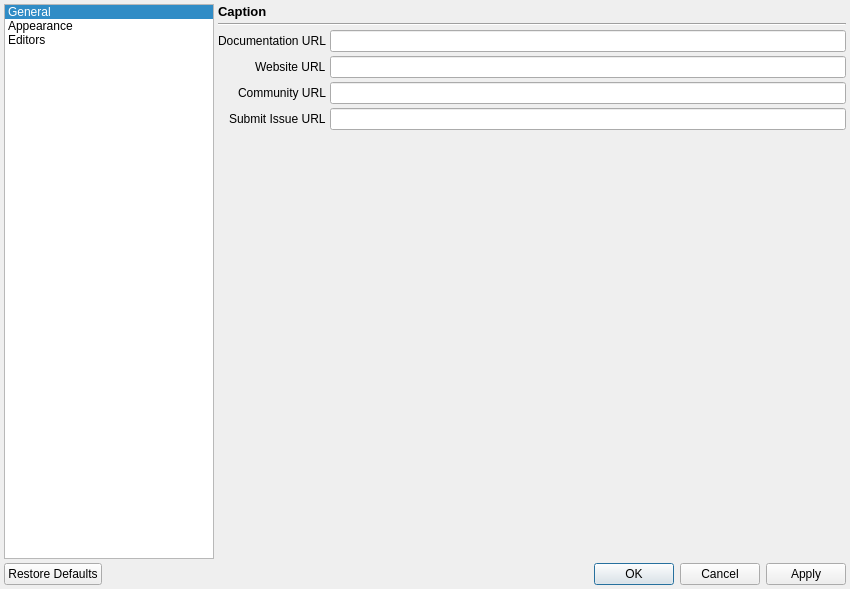
Above: Dialogs/PreferencesDialog.ui from enigma-dev/RadialGM before the change. Below: the same form after it.
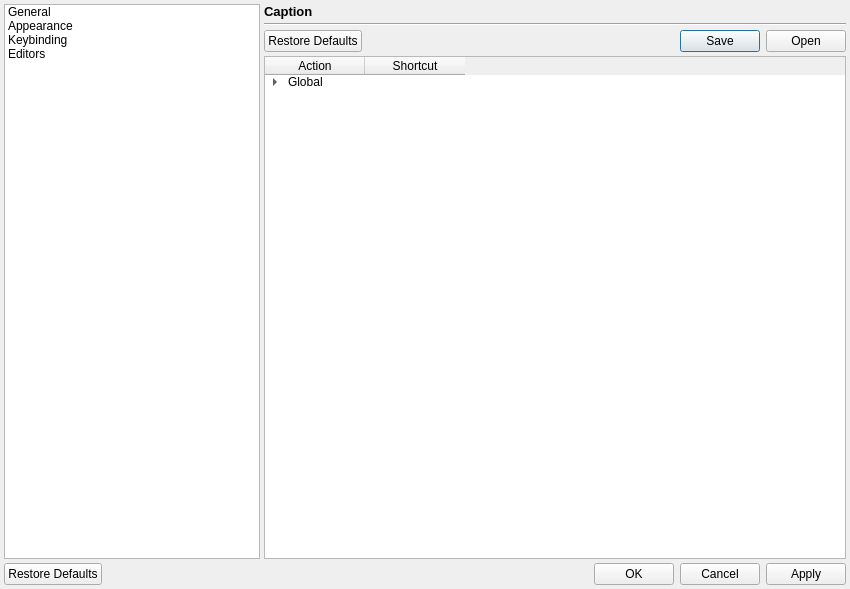
That is the form after the change. Icons and pictures are not drawn.

Commit message:
Keybinding Preferences (#137)
Use reflection to generate keybinding contexts.
Undone: apply the preferences to individual contexts (e.g, in dialog init/load)

```diff
--- a/Dialogs/PreferencesDialog.ui
+++ b/Dialogs/PreferencesDialog.ui
@@ -34,7 +34,7 @@
     <number>4</number>
    </property>
    <item>
-    <layout class="QHBoxLayout" name="horizontalLayout" stretch="1,3">
+    <layout class="QHBoxLayout" name="horizontalLayout" stretch="0,1">
      <property name="spacing">
       <number>4</number>
      </property>
@@ -68,7 +68,7 @@
         <bool>false</bool>
        </property>
        <property name="currentRow">
-        <number>0</number>
+        <number>-1</number>
        </property>
        <item>
         <property name="text">
@@ -80,6 +80,11 @@
          <string>Appearance</string>
         </property>
        </item>
+       <item>
+        <property name="text">
+         <string>Keybinding</string>
+        </property>
+       </item>
        <item>
         <property name="text">
          <string>Editors</string>
@@ -128,7 +133,7 @@
           <enum>QFrame::NoFrame</enum>
          </property>
          <property name="currentIndex">
-          <number>0</number>
+          <number>2</number>
          </property>
          <widget class="QWidget" name="generalPage">
           <layout class="QFormLayout" name="formLayout_2">
@@ -257,6 +262,178 @@
            </item>
           </layout>
          </widget>
+         <widget class="QWidget" name="keybindingPage">
+          <layout class="QHBoxLayout" name="horizontalLayout_2" stretch="0">
+           <property name="spacing">
+            <number>4</number>
+           </property>
+           <property name="leftMargin">
+            <number>0</number>
+           </property>
+           <property name="topMargin">
+            <number>0</number>
+           </property>
+           <property name="rightMargin">
+            <number>0</number>
+           </property>
+           <property name="bottomMargin">
+            <number>0</number>
+           </property>
+           <item>
+            <layout class="QVBoxLayout" name="verticalLayout_3">
+             <property name="spacing">
+              <number>4</number>
+             </property>
+             <item>
+              <widget class="QDialogButtonBox" name="keybindingButtons">
+               <property name="standardButtons">
+                <set>QDialogButtonBox::Open|QDialogButtonBox::RestoreDefaults|QDialogButtonBox::Save</set>
+               </property>
+              </widget>
+             </item>
+             <item>
+              <widget class="QTreeWidget" name="keybindingTree">
+               <property name="focusPolicy">
+                <enum>Qt::StrongFocus</enum>
+               </property>
+               <property name="alternatingRowColors">
+                <bool>true</bool>
+               </property>
+               <property name="selectionMode">
+                <enum>QAbstractItemView::SingleSelection</enum>
+               </property>
+               <property name="selectionBehavior">
+                <enum>QAbstractItemView::SelectItems</enum>
+               </property>
+               <property name="textElideMode">
+                <enum>Qt::ElideRight</enum>
+               </property>
+               <property name="indentation">
+                <number>20</number>
+               </property>
+               <property name="rootIsDecorated">
+                <bool>true</bool>
+               </property>
+               <property name="uniformRowHeights">
+                <bool>false</bool>
+               </property>
+               <property name="itemsExpandable">
+                <bool>true</bool>
+               </property>
+               <property name="animated">
+                <bool>false</bool>
+               </property>
+               <property name="allColumnsShowFocus">
+                <bool>false</bool>
+               </property>
+               <property name="headerHidden">
+                <bool>false</bool>
+               </property>
+               <attribute name="headerVisible">
+                <bool>true</bool>
+               </attribute>
+               <attribute name="headerCascadingSectionResizes">
+                <bool>true</bool>
+               </attribute>
+               <attribute name="headerDefaultSectionSize">
+                <number>100</number>
+               </attribute>
+               <attribute name="headerStretchLastSection">
+                <bool>false</bool>
+               </attribute>
+               <column>
+                <property name="text">
+                 <string>Action</string>
+                </property>
+                <property name="textAlignment">
+                 <set>AlignCenter</set>
+                </property>
+               </column>
+               <column>
+                <property name="text">
+                 <string>Shortcut</string>
+                </property>
+                <property name="textAlignment">
+                 <set>AlignCenter</set>
+                </property>
+               </column>
+               <item>
+                <property name="text">
+                 <string>Global</string>
+                </property>
+                <property name="textAlignment">
+                 <set>AlignLeading|AlignVCenter</set>
+                </property>
+                <property name="text">
+                 <string/>
+                </property>
+                <property name="flags">
+                 <set>ItemIsDragEnabled|ItemIsDropEnabled|ItemIsUserCheckable|ItemIsEnabled</set>
+                </property>
+                <item>
+                 <property name="text">
+                  <string>Cut</string>
+                 </property>
+                 <property name="textAlignment">
+                  <set>AlignTrailing|AlignVCenter</set>
+                 </property>
+                 <property name="icon">
+                  <iconset resource="../images.qrc">
+                   <normaloff>:/actions/cut.png</normaloff>:/actions/cut.png</iconset>
+                 </property>
+                 <property name="text">
+                  <string>Ctrl+X</string>
+                 </property>
+                 <property name="flags">
+                  <set>ItemIsDragEnabled|ItemIsDropEnabled|ItemIsUserCheckable|ItemIsEnabled</set>
+                 </property>
+                </item>
+                <item>
+                 <property name="text">
+                  <string>Copy</string>
+                 </property>
+                 <property name="textAlignment">
+                  <set>AlignTrailing|AlignVCenter</set>
+                 </property>
+                 <property name="icon">
+                  <iconset resource="../images.qrc">
+                   <normaloff>:/actions/copy.png</normaloff>:/actions/copy.png</iconset>
+                 </property>
+                 <property name="text">
+                  <string>Ctrl+C</string>
+                 </property>
+                 <property name="textAlignment">
+                  <set>AlignLeading|AlignVCenter</set>
+                 </property>
+                 <property name="flags">
+                  <set>ItemIsDragEnabled|ItemIsDropEnabled|ItemIsUserCheckable|ItemIsEnabled</set>
+                 </property>
+                </item>
+                <item>
+                 <property name="text">
+                  <string>Paste</string>
+                 </property>
+                 <property name="textAlignment">
+                  <set>AlignTrailing|AlignVCenter</set>
+                 </property>
+                 <property name="icon">
+                  <iconset resource="../images.qrc">
+                   <normaloff>:/actions/paste.png</normaloff>:/actions/paste.png</iconset>
+                 </property>
+                 <property name="text">
+                  <string>Ctrl+V</string>
+                 </property>
+                 <property name="flags">
+                  <set>ItemIsDragEnabled|ItemIsDropEnabled|ItemIsUserCheckable|ItemIsEnabled</set>
+                 </property>
+                </item>
+               </item>
+              </widget>
+             </item>
+            </layout>
+           </item>
+          </layout>
+         </widget>
          <widget class="QWidget" name="editorsPage">
           <layout class="QVBoxLayout" name="verticalLayout_2">
            <property name="spacing">
```
The commit also changes 7 other files.
